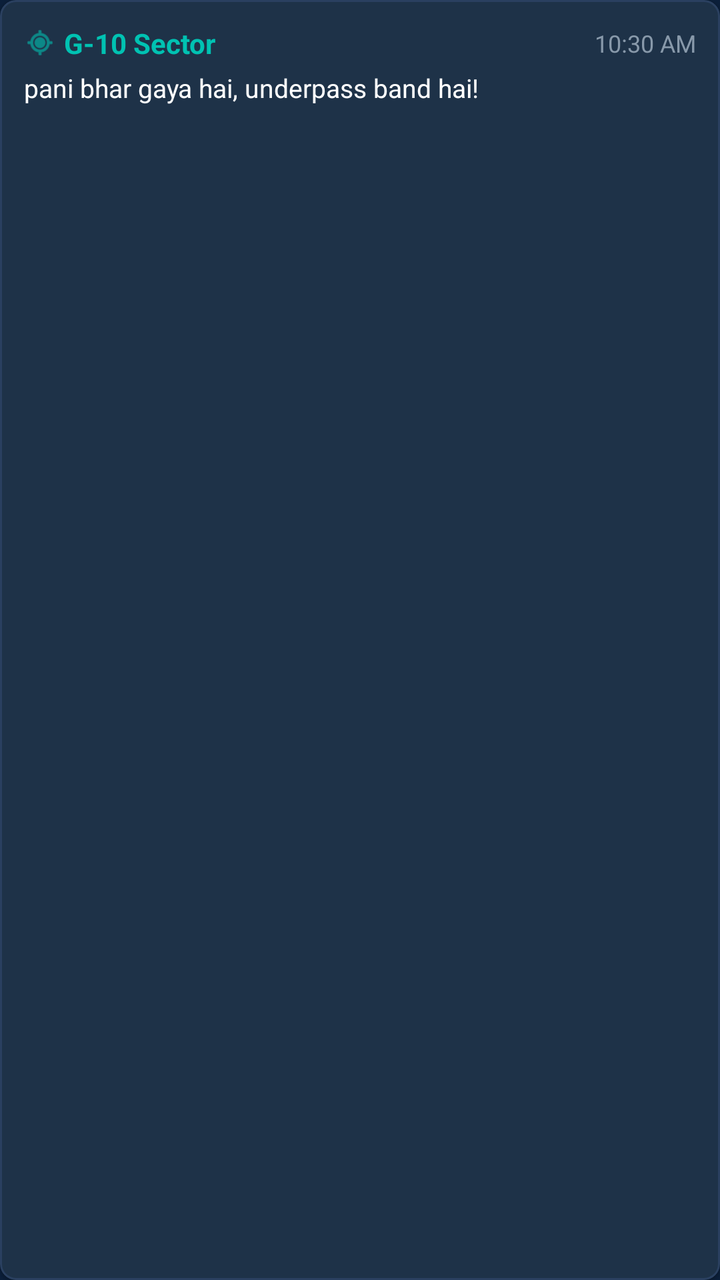
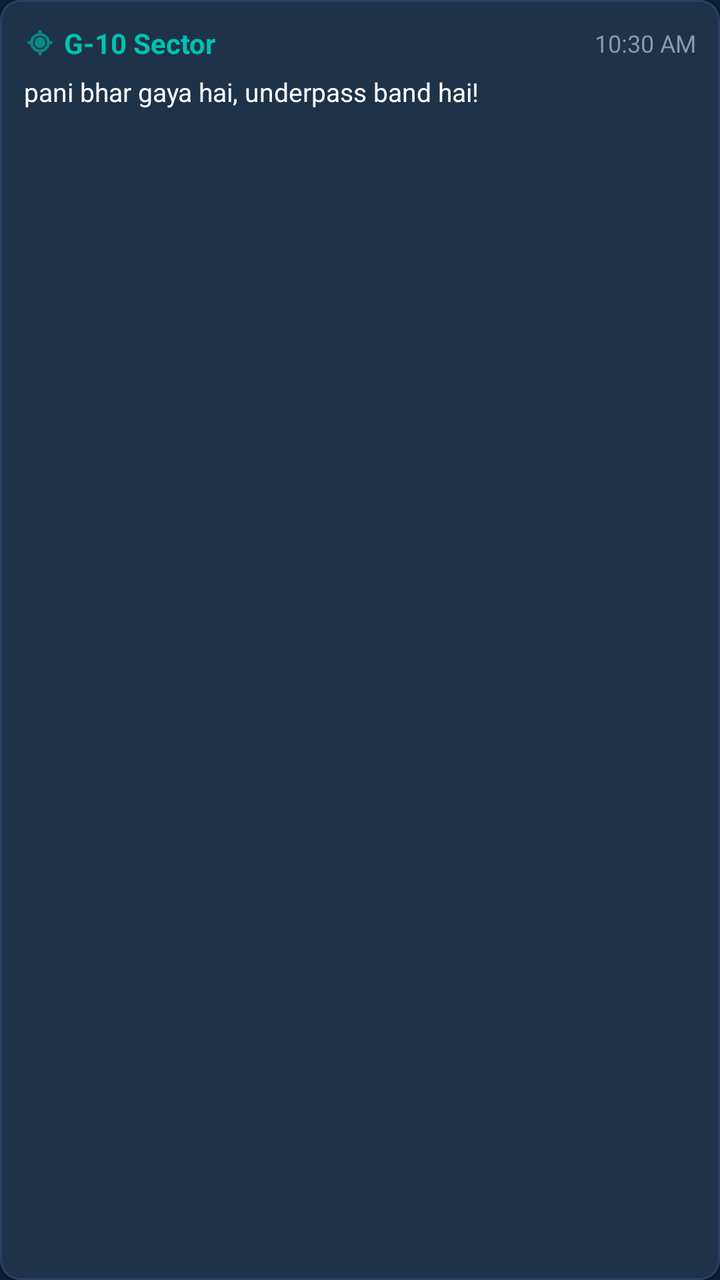

An Android layout rendered at two revisions. The XML below is the earlier revision; the diff shows what the commit changed to produce the second picture.
<!-- AndroidManifest.xml: application theme Theme.Nikaas -->
<!-- res/layout/item_citizen_report.xml -->
<?xml version="1.0" encoding="utf-8"?>
<com.google.android.material.card.MaterialCardView xmlns:android="http://schemas.android.com/apk/res/android"
    xmlns:app="http://schemas.android.com/apk/res-auto"
    android:layout_width="match_parent"
    android:layout_height="wrap_content"
    android:layout_marginBottom="8dp"
    app:cardCornerRadius="8dp"
    app:cardElevation="1dp"
    app:cardBackgroundColor="@color/surface"
    app:strokeColor="@color/gray_border"
    app:strokeWidth="1dp">

    <LinearLayout
        android:layout_width="match_parent"
        android:layout_height="wrap_content"
        android:orientation="vertical"
        android:padding="12dp">

        <LinearLayout
            android:layout_width="match_parent"
            android:layout_height="wrap_content"
            android:orientation="horizontal"
            android:gravity="center_vertical">

            <ImageView
                android:layout_width="16dp"
                android:layout_height="16dp"
                android:src="@android:drawable/ic_menu_mylocation"
                android:tint="@color/primary"
                android:layout_marginEnd="4dp" />

            <TextView
                android:id="@+id/txt_location"
                android:layout_width="0dp"
                android:layout_height="wrap_content"
                android:layout_weight="1"
                android:text="G-10 Sector"
                android:textColor="@color/primary"
                android:textStyle="bold"
                android:textSize="14sp" />

            <ImageView
                android:id="@+id/img_photo_indicator"
                android:layout_width="16dp"
                android:layout_height="16dp"
                android:src="@android:drawable/ic_menu_camera"
                android:tint="@color/primary"
                android:layout_marginEnd="6dp"
                android:visibility="gone" />

            <TextView
                android:id="@+id/txt_time"
                android:layout_width="wrap_content"
                android:layout_height="wrap_content"
                android:text="10:30 AM"
                android:textColor="@color/gray_text"
                android:textSize="12sp" />
        </LinearLayout>

        
        <LinearLayout
            android:layout_width="match_parent"
            android:layout_height="wrap_content"
            android:orientation="horizontal"
            android:layout_marginTop="4dp"
            android:gravity="center_vertical">

            <TextView
                android:id="@+id/txt_description"
                android:layout_width="0dp"
                android:layout_height="wrap_content"
                android:layout_weight="1"
                android:text="pani bhar gaya hai, underpass band hai!"
                android:textColor="@color/black"
                android:textSize="13sp" />

            <com.google.android.material.card.MaterialCardView
                android:id="@+id/card_item_thumbnail"
                android:layout_width="40dp"
                android:layout_height="40dp"
                android:layout_marginStart="8dp"
                android:visibility="gone"
                app:cardCornerRadius="4dp"
                app:strokeColor="@color/gray_border"
                app:strokeWidth="0.5dp">

                <ImageView
                    android:id="@+id/img_item_photo"
                    android:layout_width="match_parent"
                    android:layout_height="match_parent"
                    android:scaleType="centerCrop" />
            </com.google.android.material.card.MaterialCardView>
        </LinearLayout>
    </LinearLayout>
</com.google.android.material.card.MaterialCardView>
<!-- resources referenced by this layout -->
<resources>
  <color name="black">#FFFFFF</color>
  <color name="gray_border">#2A4060</color>
  <color name="gray_text">#8899AA</color>
  <color name="primary">#00C2B2</color>
  <color name="surface">#1E3248</color>
  <style name="Theme.Nikaas" parent="Theme.MaterialComponents.DayNight.NoActionBar">
          
          <item name="colorPrimary">@color/primary</item>
          <item name="colorPrimaryVariant">@color/primary_variant</item>
          <item name="colorOnPrimary">@color/white</item>
          
          <item name="colorSecondary">@color/secondary</item>
          <item name="colorSecondaryVariant">@color/secondary_variant</item>
          <item name="colorOnSecondary">@color/black</item>
          
          <item name="android:statusBarColor">?attr/colorPrimaryVariant</item>
          
          <item name="android:windowBackground">@color/background</item>
      </style>
  <color name="primary_variant">#00838F</color>
  <color name="white">#FFFFFF</color>
  <color name="secondary">#00C2B2</color>
  <color name="secondary_variant">#00838F</color>
  <color name="background">#0B1F3A</color>
</resources>

<!-- the commit's change to res/layout/item_citizen_report.xml (unified diff, before → after) -->
@@ -4,7 +4,7 @@
     android:layout_width="match_parent"
     android:layout_height="wrap_content"
     android:layout_marginBottom="8dp"
-    app:cardCornerRadius="8dp"
+    app:cardCornerRadius="10dp"
     app:cardElevation="1dp"
     app:cardBackgroundColor="@color/surface"
     app:strokeColor="@color/gray_border"
@@ -62,7 +62,7 @@
             android:layout_width="match_parent"
             android:layout_height="wrap_content"
             android:orientation="horizontal"
-            android:layout_marginTop="4dp"
+            android:layout_marginTop="6dp"
             android:gravity="center_vertical">
 
             <TextView
@@ -71,18 +71,18 @@
                 android:layout_height="wrap_content"
                 android:layout_weight="1"
                 android:text="pani bhar gaya hai, underpass band hai!"
-                android:textColor="@color/black"
+                android:textColor="@color/white"
                 android:textSize="13sp" />
 
             <com.google.android.material.card.MaterialCardView
                 android:id="@+id/card_item_thumbnail"
-                android:layout_width="40dp"
-                android:layout_height="40dp"
+                android:layout_width="44dp"
+                android:layout_height="44dp"
                 android:layout_marginStart="8dp"
                 android:visibility="gone"
-                app:cardCornerRadius="4dp"
+                app:cardCornerRadius="6dp"
                 app:strokeColor="@color/gray_border"
-                app:strokeWidth="0.5dp">
+                app:strokeWidth="1dp">
 
                 <ImageView
                     android:id="@+id/img_item_photo"
